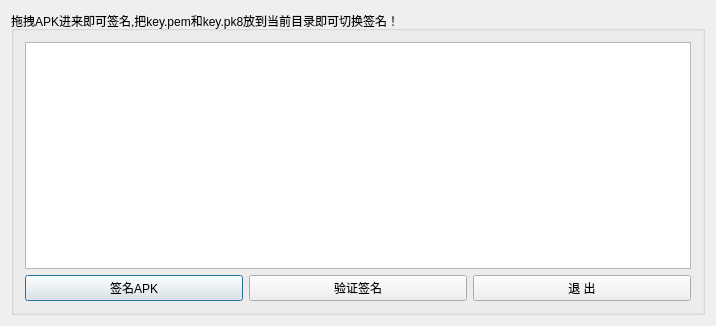
First picture: the form in easysign/dialog.ui, repository yunshouhu/easysign, before the edit.
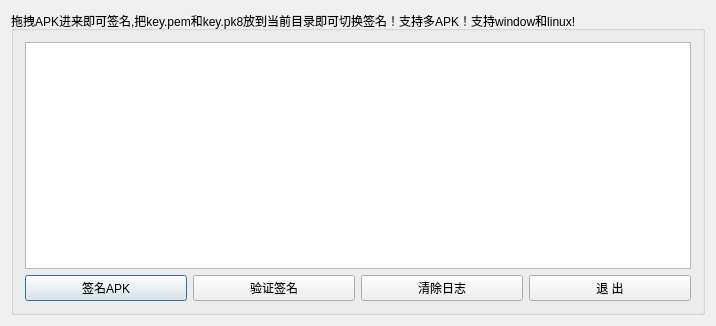
Second picture: the form after the edit.

Commit message: 添加子线程的支持

The edit to the form file:
```diff
--- a/easysign/dialog.ui
+++ b/easysign/dialog.ui
@@ -34,7 +34,7 @@
         </sizepolicy>
        </property>
        <property name="title">
-        <string>拖拽APK进来即可签名,把key.pem和key.pk8放到当前目录即可切换签名！</string>
+        <string>拖拽APK进来即可签名,把key.pem和key.pk8放到当前目录即可切换签名！支持多APK！支持window和linux!</string>
        </property>
        <layout class="QVBoxLayout" name="verticalLayout">
         <item>
@@ -62,6 +62,16 @@
             </property>
            </widget>
           </item>
+          <item>
+           <widget class="QPushButton" name="pushButton_clearLog">
+            <property name="cursor">
+             <cursorShape>PointingHandCursor</cursorShape>
+            </property>
+            <property name="text">
+             <string>清除日志</string>
+            </property>
+           </widget>
+          </item>
           <item>
            <widget class="QPushButton" name="pushButton_exit">
             <property name="cursor">
```
The commit also changes 12 other files.
